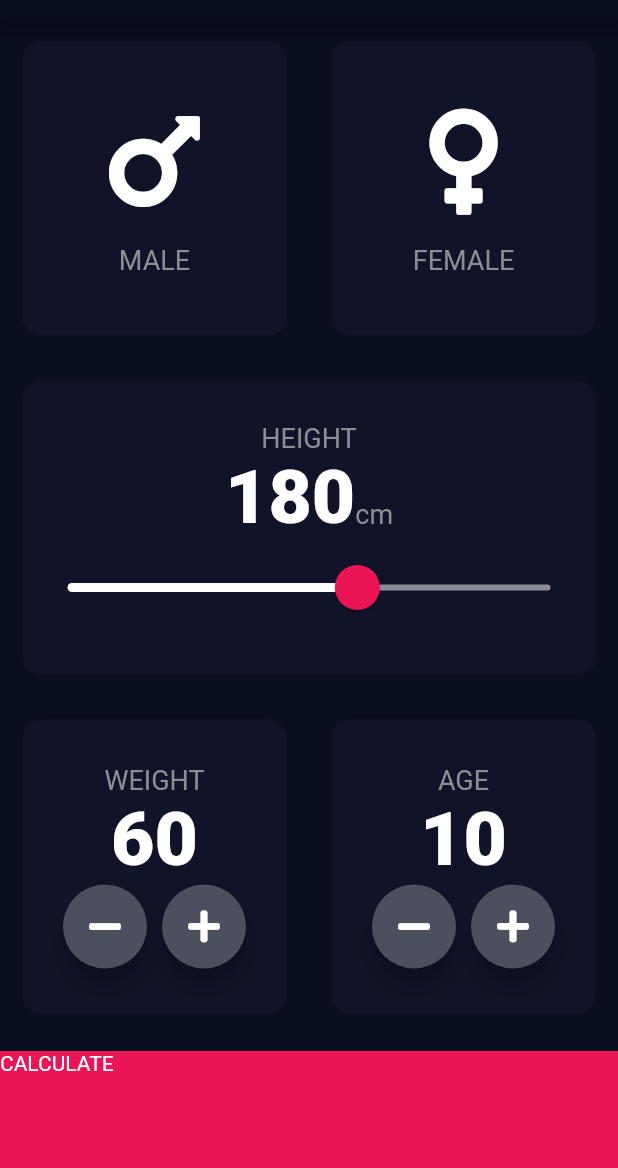
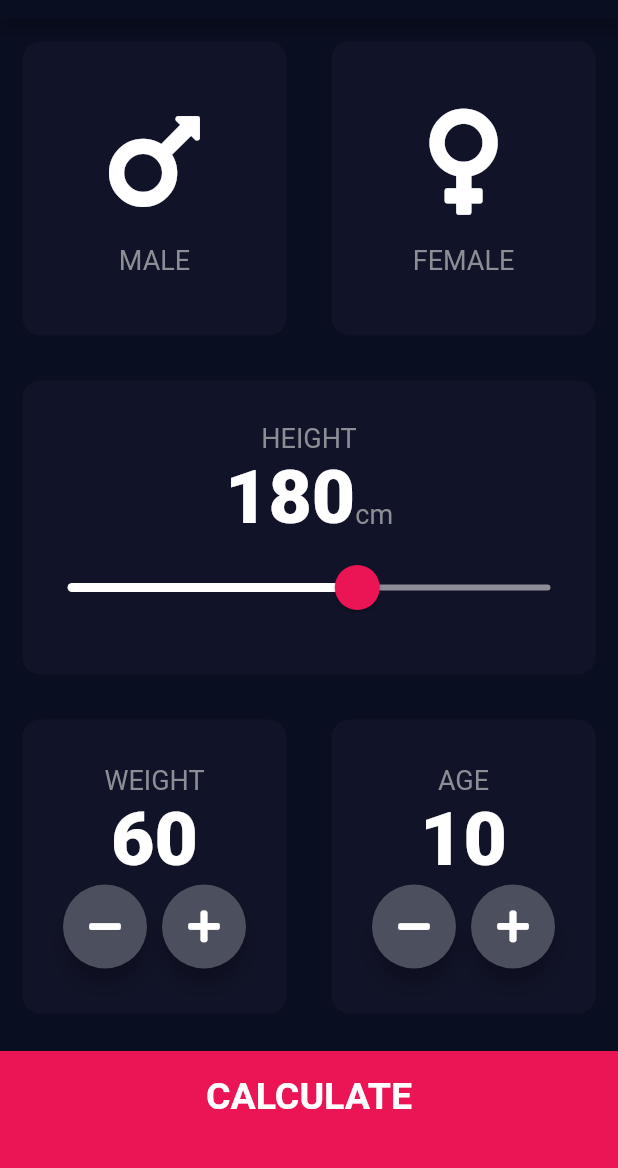
Before and after one commit to IamXolisaniNgcobo/bmi_calculator, a Flutter app: the screen it shows after launch, on a phone screen of 412 x 824 dp, the part 65-1233 px from its top. Run offline on Flutter 3.47's test engine with Material 2 defaults, Android fonts, the phone set to English and light mode, and no system bars; our stand-ins replace font_awesome_flutter.

Commit message:
cust widget
created custom widget bootom_button

```diff
--- /dev/null
+++ b/lib/bottom_button.dart
@@ -0,0 +1,29 @@
+import 'package:flutter/material.dart';
+
+import 'constants.dart';
+
+class BottomButton extends StatelessWidget {
+  final VoidCallback onTap;
+  final String buttonText;
+  BottomButton({required this.onTap, required this.buttonText});
+
+  @override
+  Widget build(BuildContext context) {
+    return GestureDetector(
+      onTap: onTap,
+      child: Container(
+        padding: EdgeInsets.only(bottom: 20.0),
+        child: Center(
+          child: Text(
+            buttonText,
+            style: kButtonLargeText,
+          ),
+        ),
+        color: kBottomContainerColour,
+        margin: EdgeInsets.only(top: 10.0),
+        width: double.infinity,
+        height: kBottomContainerHeight,
+      ),
+    );
+  }
+}
--- a/lib/constants.dart
+++ b/lib/constants.dart
@@ -12,3 +12,15 @@ const kLabelTextStyle = TextStyle(
 const kIconColor = Colors.white;
 const kIconSize = 80.8;
 const kNumber = TextStyle(fontSize: 50.0, fontWeight: FontWeight.w900);
+const kButtonLargeText = TextStyle(
+  fontSize: 25.0,
+  fontWeight: FontWeight.bold,
+);
+const kTitleTextStyle = TextStyle(fontSize: 50.0, fontWeight: FontWeight.bold);
+const kResultsTextStyle = TextStyle(
+    color: Color(0xFF24D876), fontSize: 22.0, fontWeight: FontWeight.bold);
+const kBMITextStyle = TextStyle(
+  fontSize: 100.0,
+  fontWeight: FontWeight.bold,
+);
+const kBodyTextStyle = TextStyle(fontSize: 22.0);
--- a/lib/input_page.dart
+++ b/lib/input_page.dart
@@ -3,6 +3,7 @@ import 'package:bmi_calculator/reusable_card..dart';
 import 'package:flutter/material.dart';
 import 'package:font_awesome_flutter/font_awesome_flutter.dart';
 
+import 'bottom_button.dart';
 import 'constants.dart';
 import 'icon_content.dart';
 
@@ -204,20 +205,13 @@ class _InputPageState extends State<InputPage> {
               ],
             ),
           ),
-          GestureDetector(
+          BottomButton(
+            buttonText: 'CALCULATE',
             onTap: () {
-              //Navigator.popAndPushNamed(context, '/results');
               Navigator.push(context,
                   MaterialPageRoute(builder: (context) => ResultsPage()));
             },
-            child: Container(
-              child: Text('CALCULATE'),
-              color: kBottomContainerColour,
-              margin: EdgeInsets.only(top: 10.0),
-              width: double.infinity,
-              height: kBottomContainerHeight,
-            ),
-          )
+          ),
         ],
       ),
     );
```
Also changed, not shown: lib/results_page.dart (+50 -1 lines).
